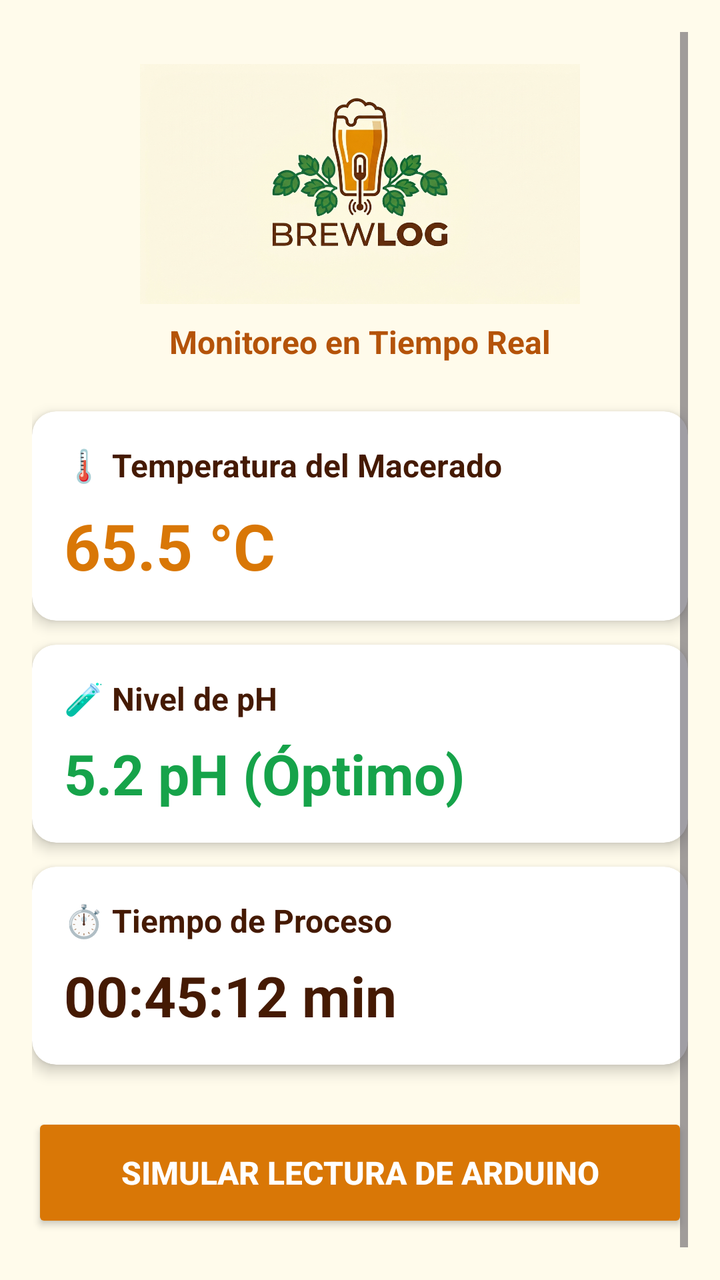
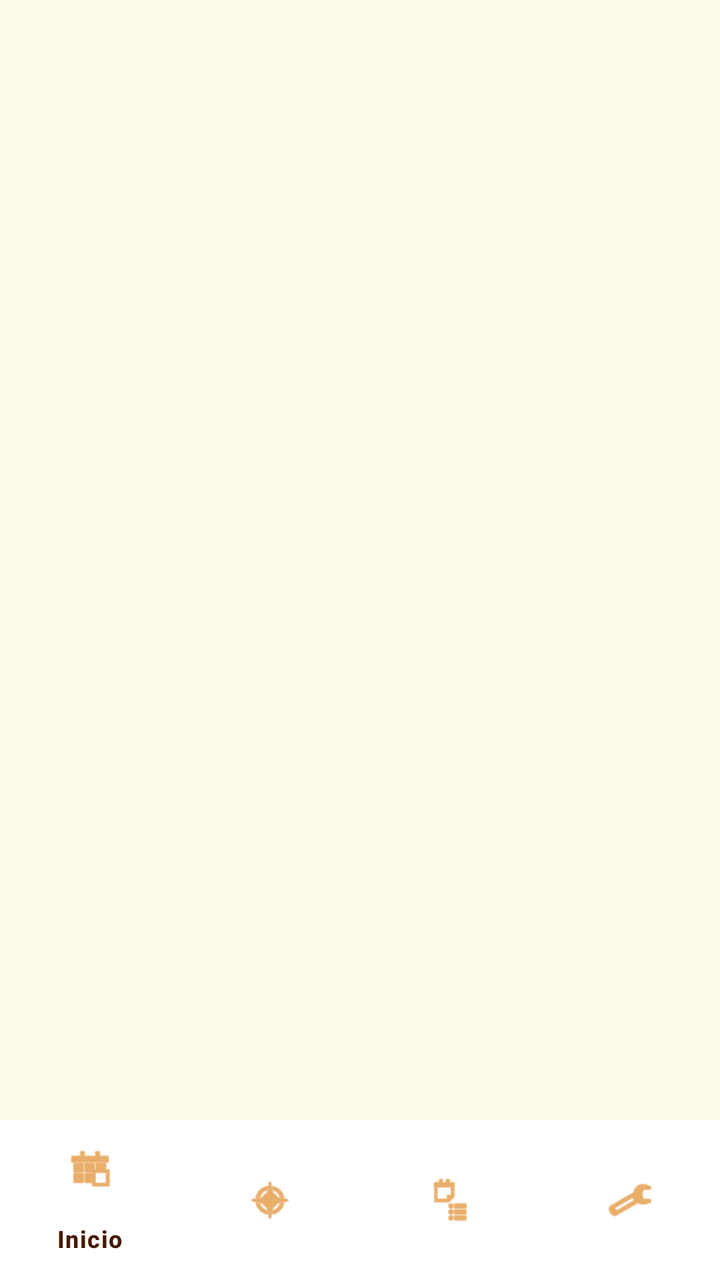

Two renders of the same Android screen: before a commit and after it. Below are the layout's source before the change and the commit's diff.
<!-- AndroidManifest.xml: application theme Theme.BrewLog -->
<!-- res/layout/activity_main.xml -->
<?xml version="1.0" encoding="utf-8"?>
<ScrollView xmlns:android="http://schemas.android.com/apk/res/android"
    xmlns:app="http://schemas.android.com/apk/res-auto"
    android:layout_width="match_parent"
    android:layout_height="match_parent"
    android:background="@color/foam_white"
    android:padding="16dp">

    <LinearLayout
        android:layout_width="match_parent"
        android:layout_height="wrap_content"
        android:gravity="center_horizontal"
        android:orientation="vertical">

        
        <ImageView
            android:id="@+id/imgLogo"
            android:layout_width="220dp"
            android:layout_height="120dp"
            android:layout_marginTop="16dp"
            android:adjustViewBounds="true"
            android:contentDescription="Logo BrewLog"
            android:scaleType="fitCenter"
            android:src="@drawable/logo_brewlog" />

        <TextView
            android:layout_width="wrap_content"
            android:layout_height="wrap_content"
            android:layout_marginTop="8dp"
            android:text="Monitoreo en Tiempo Real"
            android:textColor="@color/amber_dark"
            android:textSize="16sp"
            android:textStyle="bold" />

        
        <androidx.cardview.widget.CardView
            android:layout_width="match_parent"
            android:layout_height="wrap_content"
            android:layout_marginTop="24dp"
            app:cardCornerRadius="12dp"
            app:cardElevation="4dp"
            app:cardBackgroundColor="@color/card_background">

            <LinearLayout
                android:layout_width="match_parent"
                android:layout_height="wrap_content"
                android:orientation="vertical"
                android:padding="16dp">

                <TextView
                    android:layout_width="wrap_content"
                    android:layout_height="wrap_content"
                    android:text="🌡️ Temperatura del Macerado"
                    android:textColor="@color/malt_brown"
                    android:textSize="16sp"
                    android:textStyle="bold" />

                <TextView
                    android:id="@+id/tvTemperatura"
                    android:layout_width="wrap_content"
                    android:layout_height="wrap_content"
                    android:layout_marginTop="8dp"
                    android:text="65.5 °C"
                    android:textColor="@color/amber_primary"
                    android:textSize="32sp"
                    android:textStyle="bold" />
            </LinearLayout>
        </androidx.cardview.widget.CardView>

        
        <androidx.cardview.widget.CardView
            android:layout_width="match_parent"
            android:layout_height="wrap_content"
            android:layout_marginTop="12dp"
            app:cardCornerRadius="12dp"
            app:cardElevation="4dp"
            app:cardBackgroundColor="@color/card_background">

            <LinearLayout
                android:layout_width="match_parent"
                android:layout_height="wrap_content"
                android:orientation="vertical"
                android:padding="16dp">

                <TextView
                    android:layout_width="wrap_content"
                    android:layout_height="wrap_content"
                    android:text="🧪 Nivel de pH"
                    android:textColor="@color/malt_brown"
                    android:textSize="16sp"
                    android:textStyle="bold" />

                <TextView
                    android:id="@+id/tvPh"
                    android:layout_width="wrap_content"
                    android:layout_height="wrap_content"
                    android:layout_marginTop="8dp"
                    android:text="5.2 pH (Óptimo)"
                    android:textColor="@color/hops_green"
                    android:textSize="28sp"
                    android:textStyle="bold" />
            </LinearLayout>
        </androidx.cardview.widget.CardView>

        
        <androidx.cardview.widget.CardView
            android:layout_width="match_parent"
            android:layout_height="wrap_content"
            android:layout_marginTop="12dp"
            app:cardCornerRadius="12dp"
            app:cardElevation="4dp"
            app:cardBackgroundColor="@color/card_background">

            <LinearLayout
                android:layout_width="match_parent"
                android:layout_height="wrap_content"
                android:orientation="vertical"
                android:padding="16dp">

                <TextView
                    android:layout_width="wrap_content"
                    android:layout_height="wrap_content"
                    android:text="⏱️ Tiempo de Proceso"
                    android:textColor="@color/malt_brown"
                    android:textSize="16sp"
                    android:textStyle="bold" />

                <TextView
                    android:id="@+id/tvTiempo"
                    android:layout_width="wrap_content"
                    android:layout_height="wrap_content"
                    android:layout_marginTop="8dp"
                    android:text="00:45:12 min"
                    android:textColor="@color/malt_brown"
                    android:textSize="28sp"
                    android:textStyle="bold" />
            </LinearLayout>
        </androidx.cardview.widget.CardView>

        
        <Button
            android:id="@+id/btnSimular"
            android:layout_width="match_parent"
            android:layout_height="60dp"
            android:layout_marginTop="24dp"
            android:layout_marginBottom="24dp"
            android:backgroundTint="@color/amber_primary"
            android:text="Simular Lectura de Arduino"
            android:textColor="@color/white"
            android:textSize="16sp"
            android:textStyle="bold" />

    </LinearLayout>
</ScrollView>
<!-- resources referenced by this layout -->
<resources>
  <color name="amber_dark">#B45309</color>
  <color name="amber_primary">#D97706</color>
  <color name="card_background">#FFFFFF</color>
  <color name="foam_white">#FFFBEB</color>
  <color name="hops_green">#16A34A</color>
  <color name="malt_brown">#451A03</color>
  <color name="white">#FFFFFFFF</color>
  <!-- drawable logo_brewlog: jpg bitmap (drawable, 411102 bytes) -->
  <style name="Theme.BrewLog" parent="Base.Theme.BrewLog" />
  <style name="Base.Theme.BrewLog" parent="Theme.Material3.DayNight.NoActionBar">
          
          
      </style>
</resources>

<!-- the commit's change to res/layout/activity_main.xml (unified diff, before → after) -->
@@ -1,154 +1,26 @@
 <?xml version="1.0" encoding="utf-8"?>
-<ScrollView xmlns:android="http://schemas.android.com/apk/res/android"
+<RelativeLayout xmlns:android="http://schemas.android.com/apk/res/android"
     xmlns:app="http://schemas.android.com/apk/res-auto"
     android:layout_width="match_parent"
     android:layout_height="match_parent"
-    android:background="@color/foam_white"
-    android:padding="16dp">
+    android:background="@color/foam_white">
 
-    <LinearLayout
+    
+    <androidx.fragment.app.FragmentContainerView
+        android:id="@+id/fragment_container"
+        android:layout_width="match_parent"
+        android:layout_height="match_parent"
+        android:layout_above="@id/bottom_navigation" />
+
+    
+    <com.google.android.material.bottomnavigation.BottomNavigationView
+        android:id="@+id/bottom_navigation"
         android:layout_width="match_parent"
         android:layout_height="wrap_content"
-        android:gravity="center_horizontal"
-        android:orientation="vertical">
+        android:layout_alignParentBottom="true"
+        android:background="@color/white"
+        app:itemIconTint="@color/amber_primary"
+        app:itemTextColor="@color/malt_brown"
+        app:menu="@menu/bottom_nav_menu" />
 
-        
-        <ImageView
-            android:id="@+id/imgLogo"
-            android:layout_width="220dp"
-            android:layout_height="120dp"
-            android:layout_marginTop="16dp"
-            android:adjustViewBounds="true"
-            android:contentDescription="Logo BrewLog"
-            android:scaleType="fitCenter"
-            android:src="@drawable/logo_brewlog" />
-
-        <TextView
-            android:layout_width="wrap_content"
-            android:layout_height="wrap_content"
-            android:layout_marginTop="8dp"
-            android:text="Monitoreo en Tiempo Real"
-            android:textColor="@color/amber_dark"
-            android:textSize="16sp"
-            android:textStyle="bold" />
-
-        
-        <androidx.cardview.widget.CardView
-            android:layout_width="match_parent"
-            android:layout_height="wrap_content"
-            android:layout_marginTop="24dp"
-            app:cardCornerRadius="12dp"
-            app:cardElevation="4dp"
-            app:cardBackgroundColor="@color/card_background">
-
-            <LinearLayout
-                android:layout_width="match_parent"
-                android:layout_height="wrap_content"
-                android:orientation="vertical"
-                android:padding="16dp">
-
-                <TextView
-                    android:layout_width="wrap_content"
-                    android:layout_height="wrap_content"
-                    android:text="🌡️ Temperatura del Macerado"
-                    android:textColor="@color/malt_brown"
-                    android:textSize="16sp"
-                    android:textStyle="bold" />
-
-                <TextView
-                    android:id="@+id/tvTemperatura"
-                    android:layout_width="wrap_content"
-                    android:layout_height="wrap_content"
-                    android:layout_marginTop="8dp"
-                    android:text="65.5 °C"
-                    android:textColor="@color/amber_primary"
-                    android:textSize="32sp"
-                    android:textStyle="bold" />
-            </LinearLayout>
-        </androidx.cardview.widget.CardView>
-
-        
-        <androidx.cardview.widget.CardView
-            android:layout_width="match_parent"
-            android:layout_height="wrap_content"
-            android:layout_marginTop="12dp"
-            app:cardCornerRadius="12dp"
-            app:cardElevation="4dp"
-            app:cardBackgroundColor="@color/card_background">
-
-            <LinearLayout
-                android:layout_width="match_parent"
-                android:layout_height="wrap_content"
-                android:orientation="vertical"
-                android:padding="16dp">
-
-                <TextView
-                    android:layout_width="wrap_content"
-                    android:layout_height="wrap_content"
-                    android:text="🧪 Nivel de pH"
-                    android:textColor="@color/malt_brown"
-                    android:textSize="16sp"
-                    android:textStyle="bold" />
-
-                <TextView
-                    android:id="@+id/tvPh"
-                    android:layout_width="wrap_content"
-                    android:layout_height="wrap_content"
-                    android:layout_marginTop="8dp"
-                    android:text="5.2 pH (Óptimo)"
-                    android:textColor="@color/hops_green"
-                    android:textSize="28sp"
-                    android:textStyle="bold" />
-            </LinearLayout>
-        </androidx.cardview.widget.CardView>
-
-        
-        <androidx.cardview.widget.CardView
-            android:layout_width="match_parent"
-            android:layout_height="wrap_content"
-            android:layout_marginTop="12dp"
-            app:cardCornerRadius="12dp"
-            app:cardElevation="4dp"
-            app:cardBackgroundColor="@color/card_background">
-
-            <LinearLayout
-                android:layout_width="match_parent"
-                android:layout_height="wrap_content"
-                android:orientation="vertical"
-                android:padding="16dp">
-
-                <TextView
-                    android:layout_width="wrap_content"
-                    android:layout_height="wrap_content"
-                    android:text="⏱️ Tiempo de Proceso"
-                    android:textColor="@color/malt_brown"
-                    android:textSize="16sp"
-                    android:textStyle="bold" />
-
-                <TextView
-                    android:id="@+id/tvTiempo"
-                    android:layout_width="wrap_content"
-                    android:layout_height="wrap_content"
-                    android:layout_marginTop="8dp"
-                    android:text="00:45:12 min"
-                    android:textColor="@color/malt_brown"
-                    android:textSize="28sp"
-                    android:textStyle="bold" />
-            </LinearLayout>
-        </androidx.cardview.widget.CardView>
-
-        
-        <Button
-            android:id="@+id/btnSimular"
-            android:layout_width="match_parent"
-            android:layout_height="60dp"
-            android:layout_marginTop="24dp"
-            android:layout_marginBottom="24dp"
-            android:backgroundTint="@color/amber_primary"
-            android:text="Simular Lectura de Arduino"
-            android:textColor="@color/white"
-            android:textSize="16sp"
-            android:textStyle="bold" />
-
-    </LinearLayout>
-</ScrollView>
+</RelativeLayout>
<!-- resource entries referenced after the edit -->
@@ -1,13 +1,9 @@
 <!-- resources referenced by this layout -->
 <resources>
-  <color name="amber_dark">#B45309</color>
   <color name="amber_primary">#D97706</color>
-  <color name="card_background">#FFFFFF</color>
   <color name="foam_white">#FFFBEB</color>
-  <color name="hops_green">#16A34A</color>
   <color name="malt_brown">#451A03</color>
   <color name="white">#FFFFFFFF</color>
-  <!-- drawable logo_brewlog: jpg bitmap (drawable, 411102 bytes) -->
   <style name="Theme.BrewLog" parent="Base.Theme.BrewLog" />
   <style name="Base.Theme.BrewLog" parent="Theme.Material3.DayNight.NoActionBar">
           
